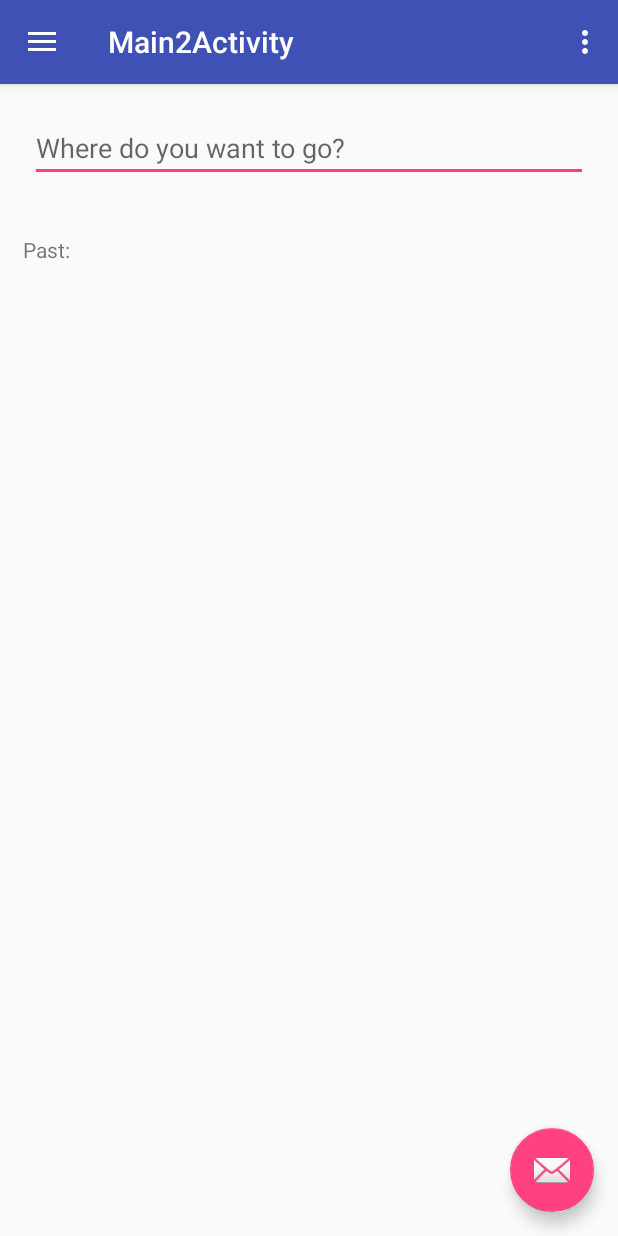
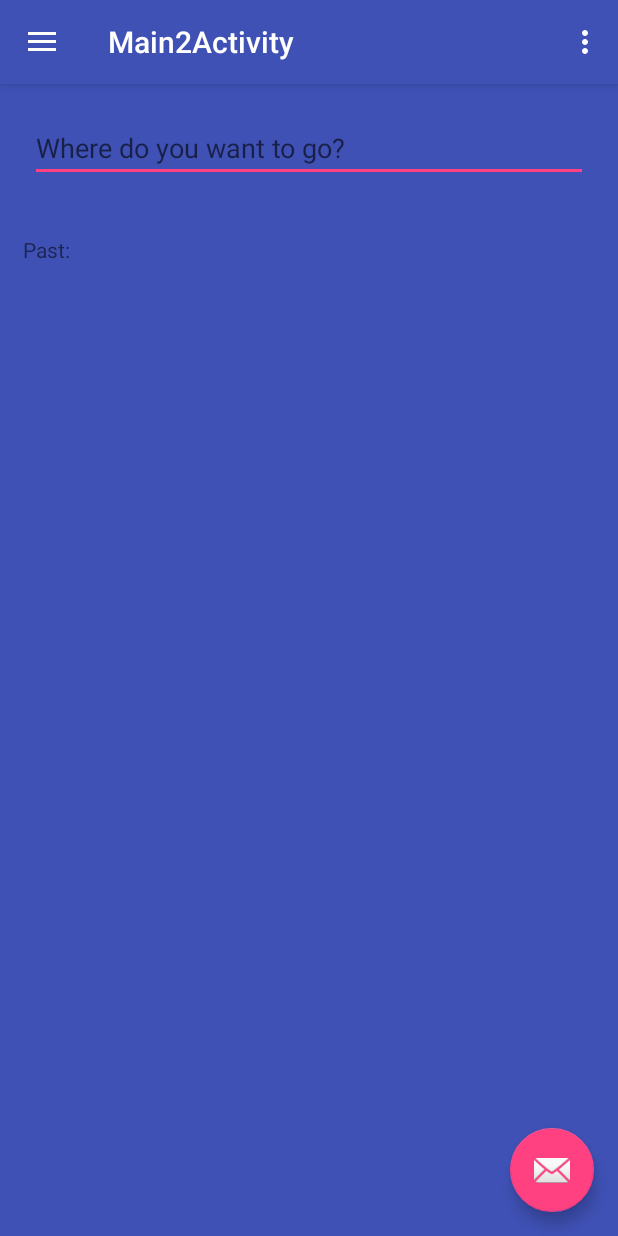
Before and after one commit to mischiedorian/Time-Tracking, an Android app: the screen it shows after launch (Main2Activity), in the side drawer, after a tap on "Your Trips", on a phone screen of 412 x 824 dp. Run offline under Robolectric (Android 15) with nearby library versions, the phone set to English and light mode, and no system bars.

Commit message:
modificari prezentare prof

```diff
--- a/app/build.gradle
+++ b/app/build.gradle
@@ -30,7 +30,6 @@ android {
 }
 
 dependencies {
-
     compile 'com.android.support:appcompat-v7:25.3.0'
     compile 'com.android.support.constraint:constraint-layout:1.0.2'
     compile 'com.squareup.retrofit2:retrofit:2.2.0'
--- a/app/src/main/java/com/dorian/licenta/FragmentsMenu/FragmentTrips.java
+++ b/app/src/main/java/com/dorian/licenta/FragmentsMenu/FragmentTrips.java
@@ -45,7 +45,6 @@ public class FragmentTrips extends Fragment {
                         progressBar.setCancelable(false);
                         progressBar.show();
                         locationFinder.execute();
-                        //TODO: location finder sa il faca asink task
                     } catch (UnsupportedEncodingException e) {
                         e.printStackTrace();
                     }
--- a/app/src/main/java/com/dorian/licenta/FragmentsTrip/FragmentMap.java
+++ b/app/src/main/java/com/dorian/licenta/FragmentsTrip/FragmentMap.java
@@ -67,4 +67,6 @@ public class FragmentMap extends Fragment implements OnMapReadyCallback {
 
         //googleMap.setMyLocationEnabled(true);
     }
+
+
 }
--- a/app/src/main/java/com/dorian/licenta/RestServices/RestServices.java
+++ b/app/src/main/java/com/dorian/licenta/RestServices/RestServices.java
@@ -25,8 +25,11 @@ public interface RestServices {
     @GET("locations/{month}/{dayOfMonth}")
     Call<List<MyLocation>> getLocationsAferMonthAndDay(@Path("month") String month, @Path("dayOfMonth") String dayOfMonth);
 
+    @GET("locations/{day}")
+    Call<List<MyLocation>> getLocationsAferDay(@Path("day") String day);
+
     @POST("location")
-    Call<MyLocation> getLocAccess(@Body MyLocation locationResponse);
+    Call<MyLocation> postLocAccess(@Body MyLocation locationResponse);
 
     @DELETE("location/{id}")
     Call<MyLocation> deleteLocation(@Path("id") String id);
--- a/app/src/main/java/com/dorian/licenta/ServiceLocation/LocationService.java
+++ b/app/src/main/java/com/dorian/licenta/ServiceLocation/LocationService.java
@@ -40,6 +40,7 @@ public class LocationService extends Service implements LocationListener {
     @Override
     public int onStartCommand(Intent intent, int flags, int startId) {
         Log.wtf("Service:", " onStartCommand location");
+        /*
         locationManager = (LocationManager) getSystemService(Context.LOCATION_SERVICE);
 
         provider = locationManager.getBestProvider(new Criteria(), false);
@@ -54,6 +55,7 @@ public class LocationService extends Service implements LocationListener {
         } else {
             Log.wtf("locatie ", "negasita");
         }
+        */
 
         if (googleApiClient == null) {
             googleApiClient = new GoogleApiClient.Builder(getApplicationContext()).addApi(LocationServices.API).build();
--- a/app/src/main/java/com/dorian/licenta/ServiceNotification/GetMaxFreqLocation.java
+++ b/app/src/main/java/com/dorian/licenta/ServiceNotification/GetMaxFreqLocation.java
@@ -10,6 +10,8 @@ import com.dorian.licenta.Location.MyLocationHelper;
 import com.dorian.licenta.RestServices.RestServices;
 
 import java.util.ArrayList;
+import java.util.Calendar;
+import java.util.Date;
 import java.util.HashMap;
 import java.util.List;
 import java.util.Map;
@@ -27,6 +29,9 @@ public class GetMaxFreqLocation extends AsyncTask<Void, Void, MyLocation> {
     @Override
     protected MyLocation doInBackground(Void... params) {
         //TODO: locatiile dint-o anumita zi, nu toate
+        Calendar calendar = Calendar.getInstance();
+        Date date = calendar.getTime();
+        //RestServices.Factory.getIstance().getLocationsAferDay(date.getDay() - 1 +"").enqueue(new Callback<List<MyLocation>>() {
         RestServices.Factory.getIstance().getLocations().enqueue(new Callback<List<MyLocation>>() {
             @RequiresApi(api = Build.VERSION_CODES.N)
             @Override
--- a/app/src/main/res/layout/fragment_start.xml
+++ b/app/src/main/res/layout/fragment_start.xml
@@ -1,7 +1,8 @@
 <?xml version="1.0" encoding="utf-8"?>
 <LinearLayout xmlns:android="http://schemas.android.com/apk/res/android"
     android:orientation="vertical" android:layout_width="match_parent"
-    android:layout_height="match_parent">
+    android:layout_height="match_parent"
+    android:background="@color/colorPrimary">
 
     <Button
         android:layout_width="match_parent"
--- a/app/src/main/res/layout/fragment_trips.xml
+++ b/app/src/main/res/layout/fragment_trips.xml
@@ -1,7 +1,8 @@
 <?xml version="1.0" encoding="utf-8"?>
 <ScrollView xmlns:android="http://schemas.android.com/apk/res/android"
     android:orientation="vertical" android:layout_width="match_parent"
-    android:layout_height="match_parent">
+    android:layout_height="match_parent"
+    android:background="@color/colorPrimary">
     <LinearLayout
         android:layout_width="match_parent"
         android:layout_height="match_parent"
```
Also changed, not shown: app/src/main/java/com/dorian/licenta/Activities/ResponseNotificationActivity.java (+6 -1 lines), app/src/main/java/com/dorian/licenta/Location/History.java (+5 -25 lines), app/src/main/java/com/dorian/licenta/Location/MyLocationHelper.java (+5 -3 lines), app/src/main/java/com/dorian/licenta/ServiceNotification/ServiceNotification.java (+16 -8 lines).
